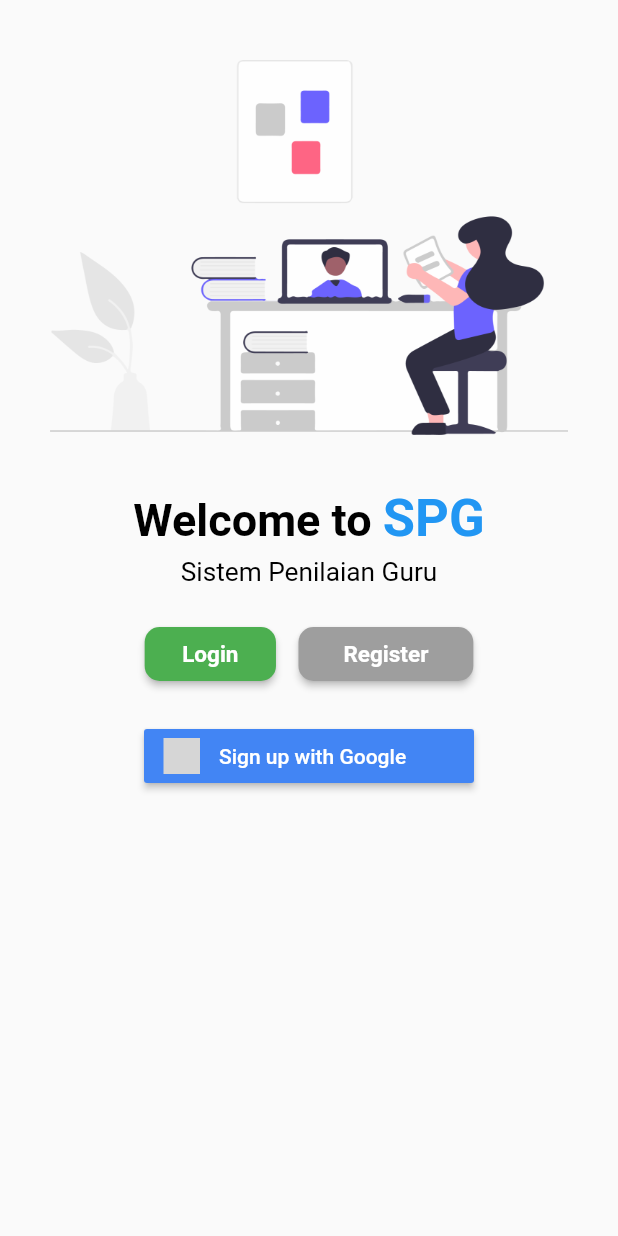
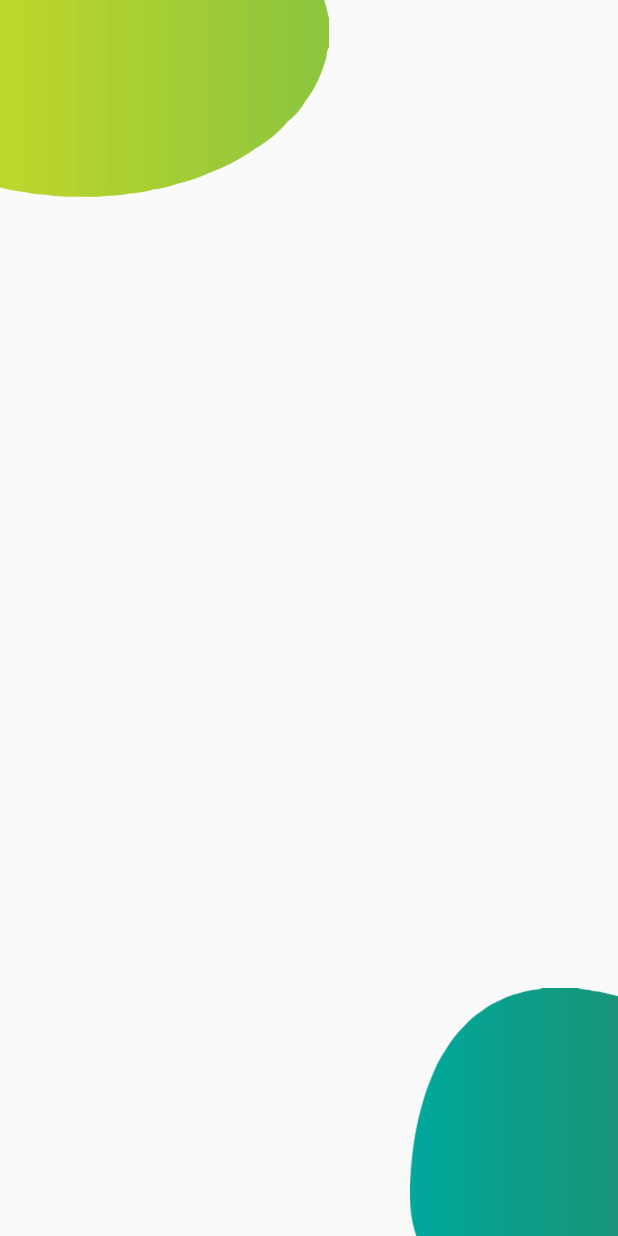
Before and after one commit to Sushi-Oriented/SistemPenilaianGuru, a Flutter app: the screen it shows after launch, after a tap on "Register", on a phone screen of 412 x 824 dp. Run offline on Flutter 3.47's test engine with Material 2 defaults, Android fonts, the phone set to English and light mode, and no system bars; our stand-ins replace flutter_signin_button; grey boxes are pictures that could not be loaded.

Commit message:
Sign up background

```diff
--- /dev/null
+++ b/lib/components/background.dart
@@ -0,0 +1,39 @@
+import 'package:flutter/material.dart';
+
+class Background extends StatelessWidget {
+  final Widget child;
+  const Background({
+    Key key,
+    @required this.child,
+  }) : super(key: key);
+
+  @override
+  Widget build(BuildContext context) {
+    Size size = MediaQuery.of(context).size;
+    return Container(
+        height: size.height,
+        width: double.infinity,
+        child: Stack(
+          alignment: Alignment.center,
+          children: <Widget>[
+            Positioned(
+              top: -120,
+              left: -110,
+              child: Image.asset(
+                'assets/images/shape1.png',
+                width: size.width * 0.8,
+              ),
+            ),
+            Positioned(
+              bottom: -80,
+              right: -150,
+              child: Image.asset(
+                'assets/images/shape2.png',
+                width: size.width * 0.7,
+              ),
+            ),
+            child,
+          ],
+        ));
+  }
+}
--- /dev/null
+++ b/lib/screens/signup/signup_body.dart
@@ -0,0 +1,20 @@
+import 'dart:ui';
+
+import 'package:flutter/material.dart';
+import 'package:spg_test/components/background.dart';
+import 'package:spg_test/screens/signup/signup_screen.dart';
+
+class SignUpBody extends StatelessWidget {
+  const SignUpBody({state}) : _state = state;
+
+  final SignUpScreenState _state;
+
+  @override
+  Widget build(BuildContext context) {
+    return Background(
+      child: Column(
+        children: <Widget>[],
+      ),
+    );
+  }
+}
--- /dev/null
+++ b/lib/screens/signup/signup_screen.dart
@@ -0,0 +1,24 @@
+import 'package:flutter/material.dart';
+import 'signup_body.dart';
+
+class SignUpScreen extends StatefulWidget {
+  static Route route() =>
+      MaterialPageRoute(builder: (context) => SignUpScreen());
+
+  @override
+  SignUpScreenState createState() => SignUpScreenState();
+}
+
+class SignUpScreenState extends State<SignUpScreen> {
+  @override
+  Widget build(BuildContext context) {
+    return WillPopScope(
+      onWillPop: () => Future.value(false),
+      child: SafeArea(
+        child: Scaffold(
+          body: SignUpBody(),
+        ),
+      ),
+    );
+  }
+}
--- a/lib/screens/welcome/welcome_screen.dart
+++ b/lib/screens/welcome/welcome_screen.dart
@@ -1,6 +1,7 @@
 import 'package:flutter/material.dart';
 import 'package:flutter_signin_button/flutter_signin_button.dart'; //Button API
 import 'package:spg_test/screens/login/login_screen.dart';
+import 'package:spg_test/screens/signup/signup_screen.dart';
 
 class WelcomeScreen extends StatefulWidget {
   static Route route() =>
@@ -75,7 +76,13 @@ class WelcomeScreenState extends State<WelcomeScreen> {
                     )),
                 SizedBox(width: 15.0),
                 ElevatedButton(
-                    onPressed: () {},
+                    onPressed: () => {
+                          Navigator.push(
+                            context,
+                            MaterialPageRoute(
+                                builder: (context) => SignUpScreen()),
+                          )
+                        },
                     child: Text(
                       'Register',
                       style: TextStyle(
--- a/pubspec.yaml
+++ b/pubspec.yaml
@@ -51,6 +51,8 @@ flutter:
   assets:
     - assets/images/welcomePic.png
     - assets/images/loginPic.png
+    - assets/images/shape1.png
+    - assets/images/shape2.png
 
   # An image asset can refer to one or more resolution-specific "variants", see
   # https://flutter.dev/assets-and-images/#resolution-aware.
```
Also changed, not shown: assets/images/shape1.png (added), assets/images/shape2.png (added).
